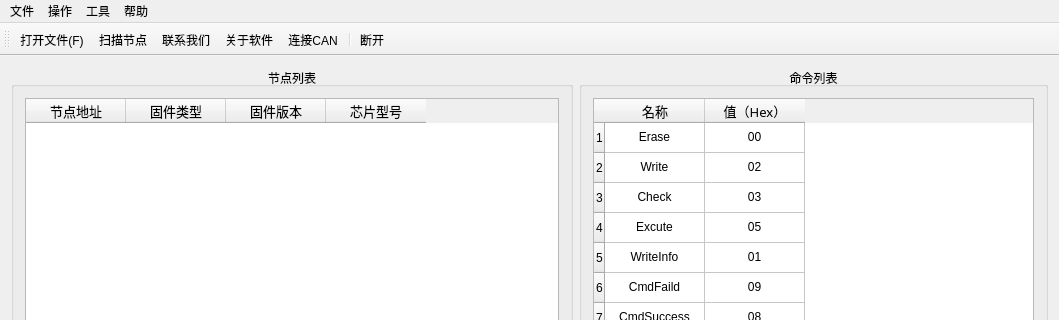
596142041/CANBootloader-Qt, file source/mainwindow_ch.ui: the form before one commit; both pictures show x 0 to 1059 and y 0 to 320 of the 1059 by 596 pixel window.
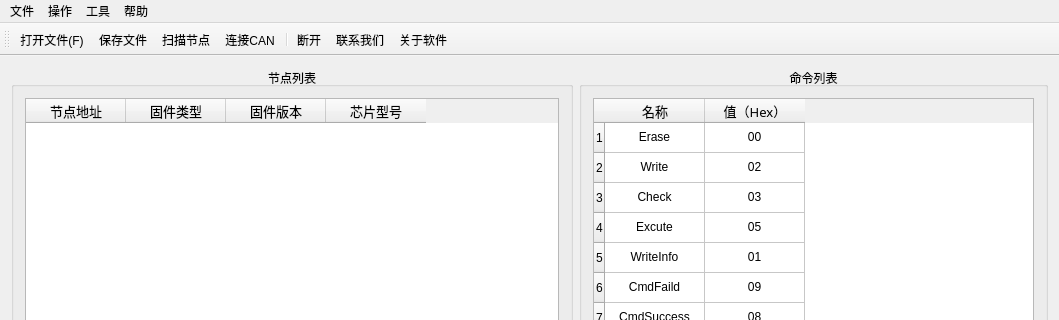
The form after the commit. Icons and pictures are not drawn.

Commit message: 更改界面文件

```diff
--- a/source/mainwindow_ch.ui
+++ b/source/mainwindow_ch.ui
@@ -784,12 +784,13 @@
     <bool>false</bool>
    </attribute>
    <addaction name="openFirmwareFileAction"/>
+   <addaction name="action_savefile"/>
    <addaction name="scanNodeAction"/>
-   <addaction name="contactUsAction"/>
-   <addaction name="aboutAction"/>
    <addaction name="action_Open_CAN"/>
    <addaction name="separator"/>
    <addaction name="action_Close_CAN"/>
+   <addaction name="contactUsAction"/>
+   <addaction name="aboutAction"/>
   </widget>
   <widget class="QStatusBar" name="statusBar"/>
   <action name="exitAction">
@@ -863,6 +864,18 @@
     <string>断开</string>
    </property>
   </action>
+  <action name="action_savefile">
+   <property name="icon">
+    <iconset resource="image.qrc">
+     <normaloff>:/images/save.png</normaloff>:/images/save.png</iconset>
+   </property>
+   <property name="text">
+    <string>保存文件</string>
+   </property>
+   <property name="toolTip">
+    <string>savefile</string>
+   </property>
+  </action>
  </widget>
  <layoutdefault spacing="6" margin="11"/>
  <tabstops>
```
Left out of the diff: 1 changed line with no effect on the pictures.
